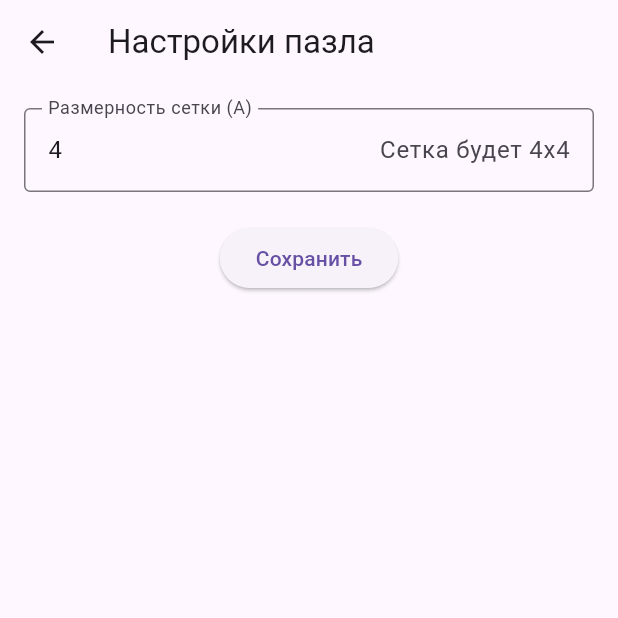
After one commit to ruzanovalexei/puzzleforchild, a Flutter app: the screen it shows after launch, after a tap on the "settings" icon, on a phone screen of 412 x 824 dp, the top half of it. The commit adds this screen. Run offline on Flutter 3.47's test engine with Material 3 defaults, Android fonts, the light colour scheme and no system bars; our stand-ins replace shared_preferences.

Commit message:
Добавлен экран настроек. Настройка размерности сетки от 4 до 7

```diff
--- a/lib/screens/home_screen.dart
+++ b/lib/screens/home_screen.dart
@@ -1,5 +1,6 @@
 import 'package:flutter/material.dart';
-import 'package:puzzleforchild/screens/category_selection_screen.dart'; // Импортируем экран выбора картинок
+import 'package:puzzleforchild/screens/category_selection_screen.dart';
+import 'package:puzzleforchild/screens/settings_screen.dart'; // <--- Импорт SettingsScreen
 
 class HomeScreen extends StatelessWidget {
   const HomeScreen({super.key});
@@ -9,6 +10,17 @@ class HomeScreen extends StatelessWidget {
     return Scaffold(
       appBar: AppBar(
         title: const Text('Выбор категории пазлов'),
+        actions: [
+          IconButton( // <--- Это кнопка
+            icon: const Icon(Icons.settings), // <--- Иконка шестеренки
+            onPressed: () {
+              Navigator.push(
+                context,
+                MaterialPageRoute(builder: (context) => const SettingsScreen()), // <--- Вызов SettingsScreen
+              );
+            },
+          ),
+        ],
       ),
       body: Center(
         child: Column(
--- /dev/null
+++ b/lib/screens/settings_screen.dart
@@ -0,0 +1,123 @@
+import 'package:flutter/material.dart';
+import 'package:shared_preferences/shared_preferences.dart'; // Импортируем shared_preferences
+
+class SettingsScreen extends StatefulWidget {
+  const SettingsScreen({super.key});
+
+  static const String puzzleGridSizeKey = 'puzzleGridSize'; // Ключ для сохранения настройки
+
+  @override
+  State<SettingsScreen> createState() => _SettingsScreenState();
+}
+
+class _SettingsScreenState extends State<SettingsScreen> {
+  final TextEditingController _gridSizeController = TextEditingController();
+  String _validationMessage = '';
+  bool _isSaveButtonEnabled = false;
+
+  @override
+  void initState() {
+    super.initState();
+    _loadSettings();
+    _gridSizeController.addListener(_validateInput);
+  }
+
+  @override
+  void dispose() {
+    _gridSizeController.removeListener(_validateInput);
+    _gridSizeController.dispose();
+    super.dispose();
+  }
+
+  Future<void> _loadSettings() async {
+    final prefs = await SharedPreferences.getInstance();
+    final int? savedGridSize = prefs.getInt(SettingsScreen.puzzleGridSizeKey);
+    if (savedGridSize != null) {
+      _gridSizeController.text = savedGridSize.toString();
+    } else {
+      _gridSizeController.text = '4'; // Значение по умолчанию
+    }
+    _validateInput(); // Проверить после загрузки
+  }
+
+  void _validateInput() {
+    final String text = _gridSizeController.text;
+    if (text.isEmpty) {
+      setState(() {
+        _validationMessage = 'Значение не может быть пустым.';
+        _isSaveButtonEnabled = false;
+      });
+      return;
+    }
+
+    final int? value = int.tryParse(text);
+    if (value == null) {
+      setState(() {
+        _validationMessage = 'Пожалуйста, введите число.';
+        _isSaveButtonEnabled = false;
+      });
+      return;
+    }
+
+    if (value < 4 || value > 7) {
+      setState(() {
+        _validationMessage = 'Значение должно быть от 4 до 7.';
+        _isSaveButtonEnabled = false;
+      });
+      return;
+    }
+
+    setState(() {
+      _validationMessage = '';
+      _isSaveButtonEnabled = true;
+    });
+  }
+
+  Future<void> _saveSettings() async {
+    final prefs = await SharedPreferences.getInstance();
+    final int newGridSize = int.parse(_gridSizeController.text);
+    await prefs.setInt(SettingsScreen.puzzleGridSizeKey, newGridSize);
+
+    ScaffoldMessenger.of(context).showSnackBar(
+      const SnackBar(content: Text('Настройки сохранены!')),
+    );
+    Navigator.pop(context); // Возвращаемся на предыдущий экран
+  }
+
+  @override
+  Widget build(BuildContext context) {
+    return Scaffold(
+      appBar: AppBar(
+        title: const Text('Настройки пазла'),
+      ),
+      body: Padding(
+        padding: const EdgeInsets.all(16.0),
+        child: Column(
+          crossAxisAlignment: CrossAxisAlignment.start,
+          children: [
+            TextField(
+              controller: _gridSizeController,
+              keyboardType: TextInputType.number,
+              decoration: InputDecoration(
+                labelText: 'Размерность сетки (A)',
+                hintText: 'Введите число от 4 до 7',
+                suffixText: (_gridSizeController.text.isNotEmpty && int.tryParse(_gridSizeController.text) != null)
+                    ? 'Сетка будет ${_gridSizeController.text}x${_gridSizeController.text}'
+                    : null,
+                errorText: _validationMessage.isNotEmpty ? _validationMessage : null,
+                border: const OutlineInputBorder(),
+              ),
+            ),
+            const SizedBox(height: 20),
+            Center(
+              child: ElevatedButton(
+                onPressed: _isSaveButtonEnabled ? _saveSettings : null,
+                child: const Text('Сохранить'),
+              ),
+            ),
+          ],
+        ),
+      ),
+    );
+  }
+}
--- a/pubspec.yaml
+++ b/pubspec.yaml
@@ -9,6 +9,8 @@ environment:
 dependencies:
   flutter:
     sdk: flutter
+  shared_preferences: ^2.0.15 # Добавьте эту строку
+  # ... остальные зависимости ...
 
 dev_dependencies:
   flutter_test:
```
Also changed, not shown: lib/screens/puzzle_screen.dart (+76 -35 lines), pubspec.lock, 1 other file.
